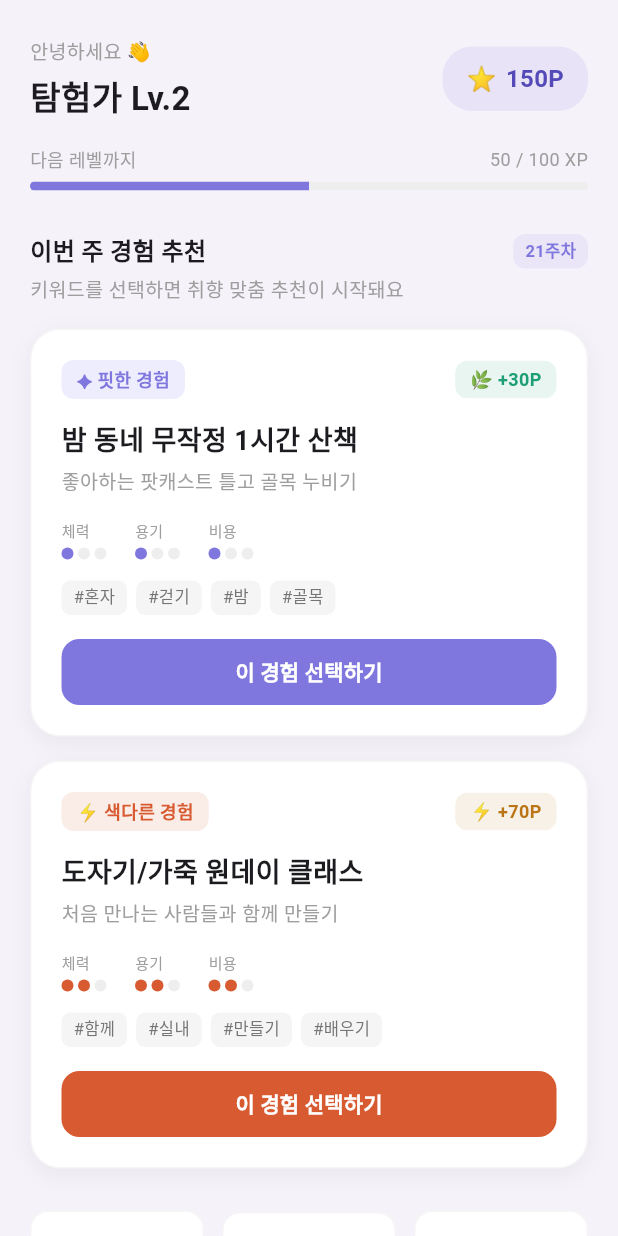
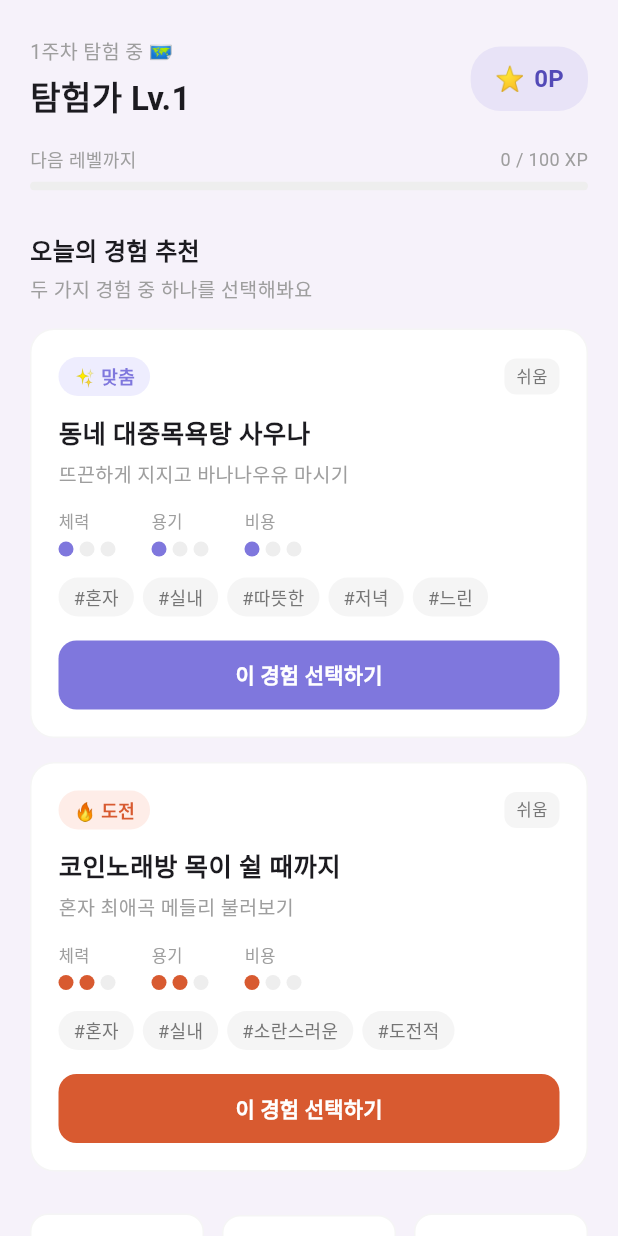
Before and after one commit to honey0127/Mosu, a Flutter app: the HomeScreen screen opened directly, on a phone screen of 412 x 824 dp. Run offline on Flutter 3.47's test engine with Material 3 defaults, Android fonts, the phone set to English and light mode, and no system bars; our stand-ins replace image_picker, shared_preferences; accounts and stored records are empty.

Commit message:
초기화

```diff
--- a/lib/models/models.dart
+++ b/lib/models/models.dart
@@ -326,14 +326,14 @@ class AppState {
   static final AppState i = AppState._();
   AppState._();
 
-  int points = 150;
-  int totalEarned = 150;
-  List<String> completedIds = ['exp_001'];
-  Set<String> unlockedIds = {'bg_forest', 'obj_seed'};
+  int points = 0;
+  int totalEarned = 0;
+  List<String> completedIds = [];
+  Set<String> unlockedIds = {};
   List<String> preferredKeywordLabels = [];
   Map<String, String?> equipped = {
-    'background': 'bg_forest',
-    'slot1': 'obj_seed',
+    'background': null,
+    'slot1': null,
     'slot2': null,
     'slot3': null,
     'badge': null,
@@ -350,35 +350,26 @@ class AppState {
   }
 
   /// 잠금 해제된 캐릭터/방 아이템 id 집합 (실 경험을 통해서만 해제됨)
-  Set<String> wardrobeUnlocked = {
-    // 시드 데이터 — '첫 경험' 한 번 했다는 가정으로 기본 의상 몇 개 해제
-    'char_top_basic',
-    'char_bottom_basic',
-    'room_wall_empty_paint',
-  };
+  Set<String> wardrobeUnlocked = {};
 
   /// 캐릭터에 장착된 아이템 (slot → itemId)
   Map<String, String?> characterEquipped = {
     'hat': null,
-    'top': 'char_top_basic',
-    'bottom': 'char_bottom_basic',
+    'top': null,
+    'bottom': null,
     'accessory': null,
   };
 
   /// 방에 배치된 아이템 (slot → itemId)
   Map<String, String?> roomEquipped = {
-    'wall': 'room_wall_empty_paint',
+    'wall': null,
     'desk': null,
     'floor': null,
     'window': null,
   };
 
   /// 완료한 경험의 카테고리 카운트 (어떤 영역을 얼마나 채웠는지 추적)
-  Map<ExperienceCategory, int> categoryCounts = {
-    ExperienceCategory.cooking: 0,
-    ExperienceCategory.exercise: 0,
-    ExperienceCategory.nature: 1, // exp_001 (새벽 산책)을 nature로 가정
-  };
+  Map<ExperienceCategory, int> categoryCounts = {};
 
   void addPoints(int p) {
     points += p;
--- a/lib/onboarding/signup_screen.dart
+++ b/lib/onboarding/signup_screen.dart
@@ -45,7 +45,7 @@ class _SignupScreenState extends State<SignupScreen> {
     await Future.delayed(const Duration(milliseconds: 500));
 
     if (!mounted) return;
-    final ok = AuthService.register(id: id, password: pw, nickname: nickname);
+    final ok = await AuthService.register(id: id, password: pw, nickname: nickname);
     setState(() => _loading = false);
 
     if (!ok) {
@@ -53,6 +53,7 @@ class _SignupScreenState extends State<SignupScreen> {
       return;
     }
 
+    if (!mounted) return;
     ScaffoldMessenger.of(context).showSnackBar(
       const SnackBar(
         content: Text('회원가입 완료! 로그인해주세요 🎉'),
--- a/lib/screens/home_screen.dart
+++ b/lib/screens/home_screen.dart
@@ -1,23 +1,117 @@
 import 'package:flutter/material.dart';
+import '../data/experience_data.dart';
 import '../models/models.dart';
-import '../data/experience_data.dart';
+import '../services/auth_service.dart';
 import 'verify_screen.dart';
 
 class HomeScreen extends StatelessWidget {
   const HomeScreen({super.key});
 
+  // ── [수정] 프로필 기반 경험 추천 ─────────────────────────────────────────
+  /// 사용자의 MBTI, 취미, 나이를 기반으로 Fit / Dare 경험 한 쌍 선택
+  (Experience, Experience) _pickPair() {
+    final userId = AuthService.currentUserId;
+    final profile = userId != null ? AuthService.getProfile(userId) : null;
+
+    if (profile == null) {
+      // 프로필 없으면 기본값
+      final fit = allExperiences.firstWhere((e) => e.isFit);
+      final dare = allExperiences.firstWhere((e) => !e.isFit);
+      return (fit, dare);
+    }
+
+    // ── 프로필 → 선호 키워드 변환 ──────────────────────────────────────────
+    final preferredKeywords = <String>{};
+
+    // MBTI 내향/외향
+    if (profile.isIntrovert) {
+      preferredKeywords.add('혼자');
+    } else {
+      preferredKeywords.add('함께');
+    }
+
+    // MBTI 직관형(N)이면 새로운 것, 감각형(S)이면 안정적인 것
+    if (profile.isIntuitive) {
+      preferredKeywords.addAll(['낯선 곳', '처음 해보는', '도전적']);
+    } else {
+      preferredKeywords.addAll(['느린', '조용한']);
+    }
+
+    // 나이대별 선호
+    if (profile.age < 25) {
+      preferredKeywords.addAll(['두근두근', '도전적', '함께']);
+    } else if (profile.age < 35) {
+      preferredKeywords.addAll(['새벽', '몸쓰는', '낯선 곳']);
+    } else {
+      preferredKeywords.addAll(['느린', '조용한', '자연']);
+    }
+
+    // 취미 → 키워드 매핑
+    for (final hobby in profile.hobbies) {
+      final h = hobby.toLowerCase();
+      if (h.contains('운동') || h.contains('헬스') || h.contains('달리기')) {
+        preferredKeywords.addAll(['몸쓰는', '새벽']);
+      } else if (h.contains('요리') || h.contains('베이킹')) {
+        preferredKeywords.addAll(['만들기', '먹는']);
+      } else if (h.contains('독서') || h.contains('책')) {
+        preferredKeywords.addAll(['조용한', '혼자', '느린']);
+      } else if (h.contains('여행') || h.contains('산책')) {
+        preferredKeywords.addAll(['낯선 곳', '걷기', '자연']);
+      } else if (h.contains('음악') || h.contains('노래') || h.contains('악기')) {
+        preferredKeywords.addAll(['감성적', '혼자']);
+      } else if (h.contains('그림') || h.contains('그래픽') || h.contains('디자인')) {
+        preferredKeywords.addAll(['만들기', '감성적']);
+      } else if (h.contains('사진') || h.contains('영상')) {
+        preferredKeywords.addAll(['감성적', '낯선 곳']);
+      } else if (h.contains('게임')) {
+        preferredKeywords.addAll(['혼자', '새벽']);
+      } else if (h.contains('등산') || h.contains('클라이밍')) {
+        preferredKeywords.addAll(['몸쓰는', '자연', '도전적']);
+      }
+    }
+
+    // ── Fit 선택: 선호 키워드 오버랩 최대 ───────────────────────────────
+    Experience? fit;
+    int fitScore = -1;
+
+    for (final exp in allExperiences.where((e) => e.isFit)) {
+      final overlap =
+          exp.matchedKeywords.where(preferredKeywords.contains).length;
+      if (overlap > fitScore) {
+        fitScore = overlap;
+        fit = exp;
+      }
+    }
+
+    // ── Dare 선택: 선호 키워드 오버랩 최소 (의외의 경험) ────────────────
+    Experience? dare;
+    int dareScore = 999;
+
+    for (final exp in allExperiences.where((e) => !e.isFit)) {
+      final overlap =
+          exp.matchedKeywords.where(preferredKeywords.contains).length;
+      if (overlap < dareScore) {
+        dareScore = overlap;
+        dare = exp;
+      }
+    }
+
+    return (
+    fit ?? allExperiences.firstWhere((e) => e.isFit),
+    dare ?? allExperiences.firstWhere((e) => !e.isFit),
+    );
+  }
+
   @override
   Widget build(BuildContext context) {
     final state = AppState.i;
-
-    // ── 이번 주 추천 경험 쌍 ─────────────────────────────────────────────
-    final (fitExp, dareExp) = getWeeklyPair(
-      preferredKeywords: state.preferredKeywordLabels,
-      completedIds: Set<String>.from(state.completedIds),
-    );
-
+    final userId = AuthService.currentUserId ?? '';
+    final (fitExp, dareExp) = _pickPair();
     final completed =
     allExperiences.where((e) => state.completedIds.contains(e.id)).toList();
+
+    // ── [수정] 가입일 기준 주차 계산 ─────────────────────────────────────
+    final weekNumber = AuthService.getWeekNumber(userId);
 
     return Scaffold(
       backgroundColor: Theme.of(context).colorScheme.surfaceContainerLow,
@@ -36,10 +130,12 @@ class HomeScreen extends StatelessWidget {
                         Column(
                           crossAxisAlignment: CrossAxisAlignment.start,
                           children: [
-                            Text('안녕하세요 👋',
+                            // [수정] 연간 주차 → 가입일 기준 주차
+                            Text(
+                              '$weekNumber주차 탐험 중 🗺️',
                               style: TextStyle(
-                                    fontSize: 13,
-                                    color: Colors.grey.shade500)),
+                                  fontSize: 13, color: Colors.grey.shade500),
+                            ),
                             const SizedBox(height: 4),
                             Text('탐험가 Lv.${state.level}',
                                 style: const TextStyle(
@@ -79,58 +175,38 @@ class HomeScreen extends StatelessWidget {
               ),
             ),
 
-            // ── 이번 주 경험 추천 타이틀 ──────────────────────────────────
+            // ── 오늘의 경험 추천 타이틀 ───────────────────────────────────
             SliverToBoxAdapter(
               child: Padding(
                 padding: const EdgeInsets.symmetric(horizontal: 20),
-                child: Row(
-                  crossAxisAlignment: CrossAxisAlignment.end,
+                child: Column(
+                  crossAxisAlignment: CrossAxisAlignment.start,
                   children: [
-                    const Text('이번 주 경험 추천',
+                    const Text('오늘의 경험 추천',
                         style: TextStyle(
                             fontSize: 16, fontWeight: FontWeight.w600)),
-                    const Spacer(),
-                    Container(
-                      padding: const EdgeInsets.symmetric(
-                          horizontal: 8, vertical: 3),
-                      decoration: BoxDecoration(
-                        color: const Color(0xFF7F77DD).withValues(alpha: 0.1),
-                        borderRadius: BorderRadius.circular(8),
-                      ),
-                      child: Text(
-                        '${currentWeekNum}주차',
-                        style: const TextStyle(
-                            fontSize: 11,
-                            fontWeight: FontWeight.w600,
-                            color: Color(0xFF7F77DD)),
-                      ),
+                    const SizedBox(height: 4),
+                    Text(
+                      // [수정] 프로필 기반 추천임을 표시
+                      AuthService.getProfile(userId) != null
+                          ? '내 취향을 분석한 맞춤 추천이에요'
+                          : '두 가지 경험 중 하나를 선택해봐요',
+                      style: TextStyle(
+                          fontSize: 13, color: Colors.grey.shade500),
                     ),
                   ],
                 ),
               ),
             ),
-            SliverToBoxAdapter(
-              child: Padding(
-                padding:
-                const EdgeInsets.symmetric(horizontal: 20, vertical: 4),
-                child: Text(
-                  state.preferredKeywordLabels.isEmpty
-                      ? '키워드를 선택하면 취향 맞춤 추천이 시작돼요'
-                      : '취향 맞춤 1개 + 완전히 다른 경험 1개',
-                  style: TextStyle(
-                      fontSize: 13, color: Colors.grey.shade500),
-                ),
-              ),
-            ),
 
-            const SliverToBoxAdapter(child: SizedBox(height: 12)),
+            const SliverToBoxAdapter(child: SizedBox(height: 16)),
 
-            // ── 경험 카드 2개 ──────────────────────────────────────────────
+            // ── 경험 카드 2개 ─────────────────────────────────────────────
             SliverPadding(
               padding: const EdgeInsets.symmetric(horizontal: 20),
               sliver: SliverList.separated(
                 itemCount: 2,
-                separatorBuilder: (_, __) => const SizedBox(height: 16),
+                separatorBuilder: (_, _) => const SizedBox(height: 16),
                 itemBuilder: (_, i) => _ExpCard(
                   exp: i == 0 ? fitExp : dareExp,
                   isFit: i == 0,
@@ -140,7 +216,7 @@ class HomeScreen extends StatelessWidget {
 
             const SliverToBoxAdapter(child: SizedBox(height: 28)),
 
-            // ── 통계 카드 3개 ──────────────────────────────────────────────
+            // ── 통계 카드 3개 ─────────────────────────────────────────────
             SliverToBoxAdapter(
               child: Padding(
                 padding: const EdgeInsets.symmetric(horizontal: 20),
@@ -182,7 +258,7 @@ class HomeScreen extends StatelessWidget {
                 padding: const EdgeInsets.symmetric(horizontal: 20),
                 sliver: SliverList.separated(
                   itemCount: completed.length,
-                  separatorBuilder: (_, __) => const SizedBox(height: 12),
+                  separatorBuilder: (_, _) => const SizedBox(height: 12),
                   itemBuilder: (_, i) => _CompletedCard(exp: completed[i]),
                 ),
               ),
@@ -204,23 +280,17 @@ class _ExpCard extends StatelessWidget {
 
   @override
   Widget build(BuildContext context) {
-    final accent =
-    isFit ? const Color(0xFF7F77DD) : const Color(0xFFD85A30);
-    final bg =
-    isFit ? const Color(0xFFEEEDFE) : const Color(0xFFFAECE7);
+    final accent = isFit ? const Color(0xFF7F77DD) : const Color(0xFFD85A30);
+    final bg = isFit
+        ? const Color(0xFFEEEDFE)
+        : const Color(0xFFFEEDE8);
 
     return Container(
-      padding: const EdgeInsets.all(20),
+      padding: const EdgeInsets.all(18),
       decoration: BoxDecoration(
         color: Colors.white,
-        borderRadius: BorderRadius.circular(20),
+        borderRadius: BorderRadius.circular(16),
         border: Border.all(color: Colors.grey.shade100),
-        boxShadow: [
-          BoxShadow(
-              color: Colors.black.withValues(alpha: 0.05),
-              blurRadius: 12,
-              offset: const Offset(0, 4)),
-        ],
       ),
       child: Column(
         crossAxisAlignment: CrossAxisAlignment.start,
@@ -231,9 +301,11 @@ class _ExpCard extends StatelessWidget {
                 padding:
                 const EdgeInsets.symmetric(horizontal: 10, vertical: 4),
                 decoration: BoxDecoration(
-                    color: bg, borderRadius: BorderRadius.circular(8)),
+                  color: bg,
+                  borderRadius: BorderRadius.circular(20),
+                ),
                 child: Text(
-                  isFit ? '✦ 핏한 경험' : '⚡ 색다른 경험',
+                  isFit ? '✨ 맞춤' : '🔥 도전',
                   style: TextStyle(
                       fontSize: 12,
                       fontWeight: FontWeight.w600,
@@ -243,64 +315,60 @@ class _ExpCard extends StatelessWidget {
               const Spacer(),
               Container(
                 padding:
-                const EdgeInsets.symmetric(horizontal: 10, vertical: 4),
+                const EdgeInsets.symmetric(horizontal: 8, vertical: 4),
                 decoration: BoxDecoration(
-                  color: exp.difficulty.color.withValues(alpha: 0.1),
+                  color: Colors.grey.shade100,
                   borderRadius: BorderRadius.circular(8),
                 ),
                 child: Text(
-                  '${exp.difficulty.emoji} +${exp.difficulty.points}P',
+                  exp.difficulty.label,
                   style: TextStyle(
-                      fontSize: 12,
-                      fontWeight: FontWeight.w700,
-                      color: exp.difficulty.color),
+                      fontSize: 11, color: Colors.grey.shade600),
                 ),
               ),
             ],
           ),
-          const SizedBox(height: 14),
+          const SizedBox(height: 12),
           Text(exp.title,
               style: const TextStyle(
-                  fontSize: 18, fontWeight: FontWeight.w700)),
+                  fontSize: 17, fontWeight: FontWeight.w700)),
           const SizedBox(height: 4),
           Text(exp.subtitle,
               style:
               TextStyle(fontSize: 13, color: Colors.grey.shade500)),
-          const SizedBox(height: 16),
-          // ── 스탯 도트 ────────────────────────────────────────────────
+          const SizedBox(height: 14),
           Row(
             children: [
-              _StatDots(label: '체력', value: exp.energy, color: accent),
-              const SizedBox(width: 16),
-              _StatDots(label: '용기', value: exp.courage, color: accent),
-              const SizedBox(width: 16),
-              _StatDots(label: '비용', value: exp.cost, color: accent),
+              _DotStat(label: '체력', value: exp.energy, color: accent),
+              const SizedBox(width: 20),
+              _DotStat(label: '용기', value: exp.courage, color: accent),
+              const SizedBox(width: 20),
+              _DotStat(label: '비용', value: exp.cost, color: accent),
             ],
           ),
           const SizedBox(height: 14),
-          // ── 키워드 태그 ──────────────────────────────────────────────
           Wrap(
             spacing: 6,
-            runSpacing: 4,
-            children: exp.matchedKeywords.take(4).map((kw) {
-              return Container(
-                padding:
-                const EdgeInsets.symmetric(horizontal: 8, vertical: 3),
+            runSpacing: 6,
+            children: exp.matchedKeywords
+                .map((kw) => Container(
+              padding: const EdgeInsets.symmetric(
+                  horizontal: 10, vertical: 4),
               decoration: BoxDecoration(
                 color: Colors.grey.shade100,
-                  borderRadius: BorderRadius.circular(6),
+                borderRadius: BorderRadius.circular(20),
               ),
               child: Text('#$kw',
                   style: TextStyle(
-                        fontSize: 11, color: Colors.grey.shade600)),
-              );
-            }).toList(),
+                      fontSize: 12,
+                      color: Colors.grey.shade600)),
+            ))
+                .toList(),
           ),
           const SizedBox(height: 16),
-          // ── 선택하기 버튼 ────────────────────────────────────────────
           SizedBox(
             width: double.infinity,
-            height: 44,
+            height: 46,
             child: FilledButton(
               style: FilledButton.styleFrom(
                 backgroundColor: accent,
@@ -313,8 +381,7 @@ class _ExpCard extends StatelessWidget {
                     builder: (_) => VerifyScreen(exp: exp)),
               ),
               child: const Text('이 경험 선택하기',
-                  style: TextStyle(
-                      fontSize: 14, fontWeight: FontWeight.w600)),
+                  style: TextStyle(fontWeight: FontWeight.w600)),
             ),
           ),
         ],
@@ -323,12 +390,12 @@ class _ExpCard extends StatelessWidget {
   }
 }
 
-// ── 스탯 도트 ─────────────────────────────────────────────────────────────────
-class _StatDots extends StatelessWidget {
+// ── 점 지표 ───────────────────────────────────────────────────────────────────
+class _DotStat extends StatelessWidget {
   final String label;
   final int value;
   final Color color;
-  const _StatDots(
+  const _DotStat(
       {required this.label, required this.value, required this.color});
 
   @override
@@ -337,18 +404,18 @@ class _StatDots extends StatelessWidget {
       crossAxisAlignment: CrossAxisAlignment.start,
       children: [
         Text(label,
-            style: TextStyle(fontSize: 10, color: Colors.grey.shade500)),
-        const SizedBox(height: 4),
+            style: TextStyle(fontSize: 11, color: Colors.grey.shade500)),
+        const SizedBox(height: 5),
         Row(
           children: List.generate(
             3,
                 (i) => Container(
-              width: 8,
-              height: 8,
-              margin: const EdgeInsets.only(right: 3),
+              width: 10,
+              height: 10,
+              margin: const EdgeInsets.only(right: 4),
               decoration: BoxDecoration(
+                shape: BoxShape.circle,
                 color: i < value ? color : Colors.grey.shade200,
-                shape: BoxShape.circle,
               ),
             ),
           ),
@@ -372,11 +439,11 @@ class _LevelBar extends StatelessWidget {
           mainAxisAlignment: MainAxisAlignment.spaceBetween,
           children: [
             Text('다음 레벨까지',
-                style: TextStyle(
-                    fontSize: 12, color: Colors.grey.shade500)),
+                style:
+                TextStyle(fontSize: 12, color: Colors.grey.shade500)),
             Text('$xp / 100 XP',
-                style: TextStyle(
-                    fontSize: 12, color: Colors.grey.shade500)),
+                style:
+                TextStyle(fontSize: 12, color: Colors.grey.shade500)),
           ],
         ),
         const SizedBox(height: 6),
@@ -386,8 +453,8 @@ class _LevelBar extends StatelessWidget {
             value: xp / 100,
             minHeight: 6,
             backgroundColor: Colors.grey.shade200,
-            valueColor: const AlwaysStoppedAnimation<Color>(
-                Color(0xFF7F77DD)),
+            valueColor:
+            const AlwaysStoppedAnimation<Color>(Color(0xFF7F77DD)),
           ),
         ),
       ],
@@ -443,13 +510,21 @@ class _CompletedCard extends StatelessWidget {
       padding: const EdgeInsets.all(16),
       decoration: BoxDecoration(
         color: Colors.white,
-        borderRadius: BorderRadius.circular(14),
+        borderRadius: BorderRadius.circular(12),
         border: Border.all(color: Colors.grey.shade100),
       ),
       child: Row(
         children: [
-          Text(exp.difficulty.emoji,
-              style: const TextStyle(fontSize: 24)),
+          Container(
+            width: 40,
+            height: 40,
+            decoration: BoxDecoration(
+              color: const Color(0xFFEEEDFE),
+              borderRadius: BorderRadius.circular(10),
+            ),
+            child: const Center(
+                child: Text('✅', style: TextStyle(fontSize: 18))),
+          ),
           const SizedBox(width: 12),
           Expanded(
             child: Column(
@@ -457,7 +532,7 @@ class _CompletedCard extends StatelessWidget {
               children: [
                 Text(exp.title,
                     style: const TextStyle(
-                        fontWeight: FontWeight.w600, fontSize: 14)),
+                        fontSize: 14, fontWeight: FontWeight.w600)),
                 const SizedBox(height: 2),
                 Text(exp.subtitle,
                     style: TextStyle(
@@ -465,19 +540,11 @@ class _CompletedCard extends StatelessWidget {
               ],
             ),
           ),
-          Container(
-            padding:
-            const EdgeInsets.symmetric(horizontal: 8, vertical: 4),
-            decoration: BoxDecoration(
-              color: Colors.green.shade50,
-              borderRadius: BorderRadius.circular(8),
-            ),
-            child: Text('+${exp.difficulty.points}P',
-                style: TextStyle(
-                    fontSize: 11,
+          Text('+${exp.difficulty.points}P',
+              style: const TextStyle(
+                  fontSize: 13,
                   fontWeight: FontWeight.w600,
-                    color: Colors.green.shade700)),
-          ),
+                  color: Color(0xFF534AB7))),
         ],
       ),
     );
--- a/pubspec.yaml
+++ b/pubspec.yaml
@@ -35,6 +35,7 @@ dependencies:
   # Use with the CupertinoIcons class for iOS style icons.
   cupertino_icons: ^1.0.8
   image_picker: ^1.1.2
+  shared_preferences: ^2.5.5
 
 dev_dependencies:
   flutter_test:
```
Also changed, not shown: lib/main.dart (+6 -1 lines), lib/onboarding/onboarding_profile_screen.dart (+6 -5 lines), lib/services/auth_service.dart (+114 -27 lines), pubspec.lock, 1 other file. Lines whose indentation alone changed are shown as unchanged.
